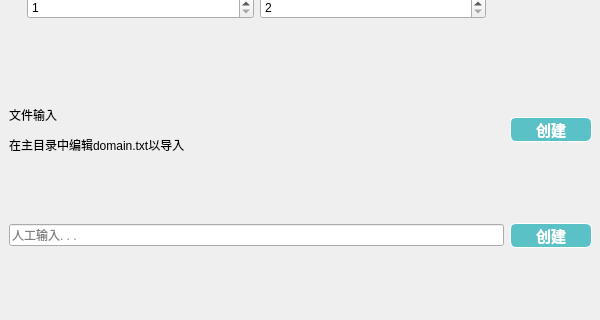
The window that src/establishdialog.ui (Miki-Riako/Internet-Domain-Name-Information-Management-System) describes before a commit, drawn with Qt 5; both pictures show x 0 to 600 and y 280 to 600 of the 600 by 600 pixel window.
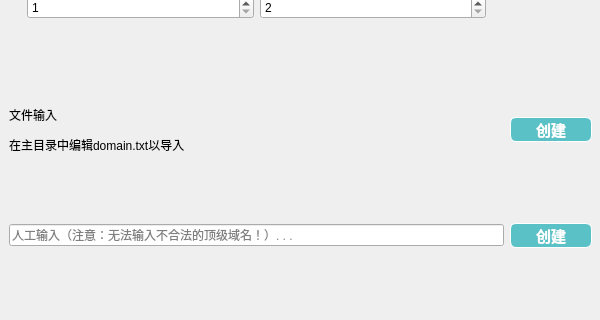
The same window after the commit. Icons and pictures are not drawn. Custom widgets are drawn as their Qt base class.

The edit to the form file:
```diff
--- a/src/establishdialog.ui
+++ b/src/establishdialog.ui
@@ -105,7 +105,7 @@
           <enum>QLineEdit::Normal</enum>
          </property>
          <property name="placeholderText">
-          <string>人工输入. . .</string>
+          <string>人工输入（注意：无法输入不合法的顶级域名！）. . .</string>
          </property>
         </widget>
        </item>
```
